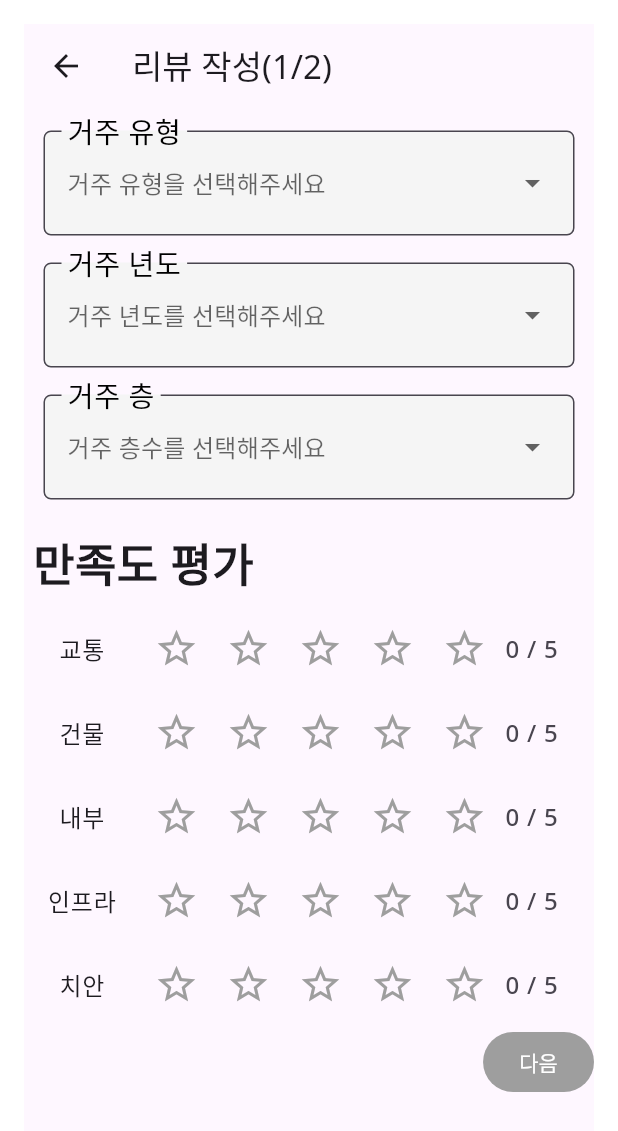
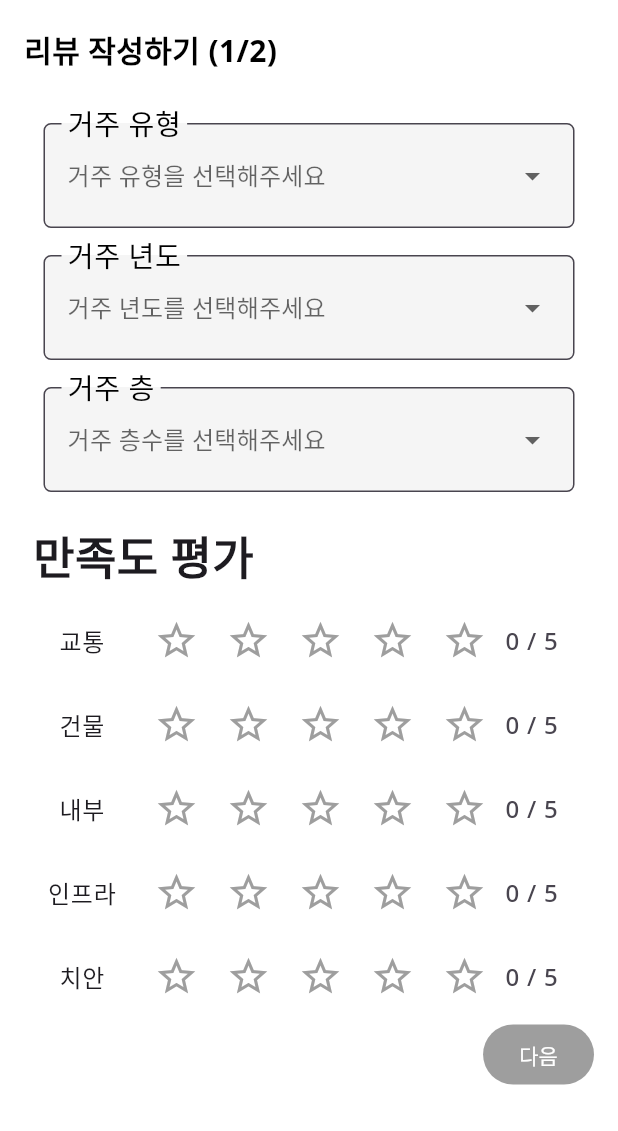
Before and after one commit to smyang0220/Houscore, a Flutter app: the RootTab screen opened directly, item 3 of the bottom bar chosen, after a tap on "수정", on a phone screen of 412 x 824 dp. Shown: the top 1131 px of the screen. Run offline on Flutter 3.47's test engine with Material 3 defaults, Android fonts, the phone set to English and light mode, and no system bars; our stand-ins replace animated_text_kit, dio, fl_chart, flutter_riverpod, flutter_secure_storage, flutter_svg and 2 more; missing offline and left inert: confirmation_success, kakao_flutter_sdk_user; accounts and stored records are empty; generated files the repository leaves out were written again.

Commit message:
Style: 구조 조정

```diff
--- a/Mobile/houscore/lib/building/view/api_test_screen.dart
+++ b/Mobile/houscore/lib/building/view/api_test_screen.dart
@@ -34,7 +34,6 @@ class _ApiTestScreenState extends ConsumerState<ApiTestScreen> {
   @override
   Widget build(BuildContext context) {
     final data = ref.watch(buildingProvider);
-    print("야호");
 
     // 완전 처음 로딩일때
     if (data is CursorPaginationLoading) {
--- a/Mobile/houscore/lib/review/component/my_review_card.dart
+++ b/Mobile/houscore/lib/review/component/my_review_card.dart
@@ -1,8 +1,8 @@
 import 'package:flutter/cupertino.dart';
 import 'package:flutter/material.dart';
 import 'package:flutter/widgets.dart';
+import 'package:houscore/review/view/create_review.dart';
 import 'package:houscore/review/view/delete_confirmed.dart';
-import 'package:houscore/review/view/update_review.dart';
 
 class MyReviewCard extends StatelessWidget {
   final String address;
@@ -113,7 +113,8 @@ class MyReviewCard extends StatelessWidget {
                         Navigator.push(
                           context,
                           MaterialPageRoute(
-                              builder: (context) => UpdateReview()),
+                              builder: (context) => CreateReview()),
+                          //TODO upodate로 바꾸기
                         );
                       },
                       child: Text('수정'),
--- a/Mobile/houscore/lib/review/component/my_reviews.dart
+++ /dev/null
@@ -1,60 +0,0 @@
-import 'package:flutter/material.dart';
-import 'package:houscore/review/component/my_review_card.dart';
-import 'package:houscore/review/component/review_card.dart';
-
-class MyReview extends StatelessWidget {
-  final List<Map<String, dynamic>> reviewsWithImages;
-  final VoidCallback onViewAll;
-
-  const MyReview({
-    Key? key,
-    required this.reviewsWithImages,
-    required this.onViewAll,
-  }) : super(key: key);
-
-  @override
-  Widget build(BuildContext context) {
-    return Padding(
-      padding: EdgeInsets.symmetric(vertical: 2),
-      child: Column(
-        mainAxisAlignment: MainAxisAlignment.start,
-        children: [
-          Padding(
-            padding: const EdgeInsets.only(bottom: 8.0),
-            child: Row(
-              mainAxisAlignment: MainAxisAlignment.spaceBetween,
-              crossAxisAlignment: CrossAxisAlignment.center,
-              children: [
-                Row(
-                  children: [
-                    Text(
-                      '내가 쓴 리뷰',
-                      style: TextStyle(
-                        fontFamily: 'NotoSans',
-                        fontSize: 20,
-                        fontWeight: FontWeight.bold,
-                        color: Colors.black,
-                      ),
-                    ),
-                  ],
-                ),
-              ],
-            ),
-          ),
-          Column(
-            children: reviewsWithImages
-                .map((review) => MyReviewCard(
-                      address: review['address'],
-                      userRating: review['userRating'],
-                      aiRating: review['aiRating'],
-                      like: review['like'],
-                      dislike: review['dislike'],
-                      imageUrl: review['imageUrl'],
-                    ))
-                .toList(),
-          ),
-        ],
-      ),
-    );
-  }
-}
--- a/Mobile/houscore/lib/review/view/create_review.dart
+++ b/Mobile/houscore/lib/review/view/create_review.dart
@@ -16,7 +16,12 @@ class _CreateReviewState extends State<CreateReview> {
   String? floorValue;
   Map<String, int> ratings = {};
 
-  bool get isButtonEnabled => typeValue != null && yearValue != null && floorValue != null && ratings.length == categories.length && ratings.values.every((rating) => rating != 0);
+  bool get isButtonEnabled =>
+      typeValue != null &&
+      yearValue != null &&
+      floorValue != null &&
+      ratings.length == categories.length &&
+      ratings.values.every((rating) => rating != 0);
 
   void _updateTypeValue(String? newValue) {
     setState(() {
@@ -45,14 +50,35 @@ class _CreateReviewState extends State<CreateReview> {
   @override
   Widget build(BuildContext context) {
     return DefaultLayout(
-      child: Scaffold(
-        appBar: AppBar(title: Text('리뷰 작성(1/2)')),
-        body: SingleChildScrollView(
-          child: Center(
+      child: SafeArea(
+        child: SingleChildScrollView(
           child: Column(
             mainAxisAlignment: MainAxisAlignment.center,
+            crossAxisAlignment: CrossAxisAlignment.center,
             children: [
-                SizedBox(height: 12),
+              Padding(
+                padding: const EdgeInsets.symmetric(vertical: 2),
+                child: Row(
+                  mainAxisAlignment: MainAxisAlignment.spaceBetween,
+                  crossAxisAlignment: CrossAxisAlignment.center,
+                  children: [
+                    Row(
+                      children: [
+                        Text(
+                          '리뷰 작성하기 (1/2)',
+                          style: TextStyle(
+                            fontFamily: 'NotoSans',
+                            fontSize: 20,
+                            fontWeight: FontWeight.bold,
+                            color: Colors.black,
+                          ),
+                        ),
+                      ],
+                    ),
+                  ],
+                ),
+              ),
+              SizedBox(height: 30),
               Padding(
                 padding: const EdgeInsets.all(3.0),
                 child: DropdownType(
@@ -98,9 +124,12 @@ class _CreateReviewState extends State<CreateReview> {
                 children: [
                   SizedBox(width: 20),
                   ElevatedButton(
-                      onPressed:
-                      isButtonEnabled ? () => Navigator.push(context,
-                          MaterialPageRoute(builder: (context) => CreateReviewdetail())) : null,
+                    onPressed: isButtonEnabled
+                        ? () => Navigator.push(
+                            context,
+                            MaterialPageRoute(
+                                builder: (context) => CreateReviewdetail()))
+                        : null,
                     style: ButtonStyle(
                       backgroundColor: MaterialStateProperty.resolveWith<Color>(
                         (Set<MaterialState> states) {
@@ -120,7 +149,6 @@ class _CreateReviewState extends State<CreateReview> {
           ),
         ),
       ),
-      ),
     );
   }
 }
--- a/Mobile/houscore/lib/review/view/my_review_list.dart
+++ b/Mobile/houscore/lib/review/view/my_review_list.dart
@@ -1,17 +1,9 @@
 import 'package:flutter/cupertino.dart';
 import 'package:flutter/material.dart';
 import 'package:flutter/widgets.dart';
-import 'package:flutter_svg/svg.dart';
 import 'package:houscore/common/layout/default_layout.dart';
-import 'package:houscore/review/component/my_reviews.dart';
-import 'package:houscore/review/component/photo_reviews.dart';
-import 'package:houscore/common/component/search_residences.dart';
-import 'package:houscore/common/const/color.dart';
 import 'package:houscore/common/const/design.dart';
-
-import '../../residence/component/ai_recommendation.dart';
-import '../../review/component/nearby_recent_reviews.dart';
-import '../../review/component/recent_reviews.dart';
+import 'package:houscore/review/component/my_review_card.dart';
 
 class MyReviewList extends StatefulWidget {
   const MyReviewList({Key? key}) : super(key: key);
@@ -20,7 +12,6 @@ class MyReviewList extends StatefulWidget {
   State<MyReviewList> createState() => _MyReviewListState();
 }
 
-// 더미 최근 검색 거주지
 class _MyReviewListState extends State<MyReviewList> {
 
   // 더비 리뷰 데이터
@@ -78,12 +69,40 @@ class _MyReviewListState extends State<MyReviewList> {
             mainAxisAlignment: MainAxisAlignment.start,
             crossAxisAlignment: CrossAxisAlignment.center,
             children: [
-              SizedBox(height: VERTICAL_GAP),
-              MyReview(
-                reviewsWithImages: reviewsWithImages,
-                onViewAll: () {
-                  // 전체 보기 시 다른 화면
-                },
+              Padding(
+                padding: const EdgeInsets.symmetric(vertical: 2),
+                child: Row(
+                  mainAxisAlignment: MainAxisAlignment.spaceBetween,
+                  crossAxisAlignment: CrossAxisAlignment.center,
+                  children: [
+                    Row(
+                      children: [
+                        Text(
+                          '내가 쓴 리뷰',
+                          style: TextStyle(
+                            fontFamily: 'NotoSans',
+                            fontSize: 20,
+                            fontWeight: FontWeight.bold,
+                            color: Colors.black,
+                          ),
+                        ),
+                      ],
+                    ),
+                  ],
+                ),
+              ),
+              SizedBox(height: 15),
+              Column(
+                children: reviewsWithImages
+                    .map((review) => MyReviewCard(
+                  address: review['address'],
+                  userRating: review['userRating'],
+                  aiRating: review['aiRating'],
+                  like: review['like'],
+                  dislike: review['dislike'],
+                  imageUrl: review['imageUrl'],
+                ))
+                    .toList(),
               ),
               // 최근 등록 리뷰
             ],
--- a/Mobile/houscore/lib/review/view/update_review.dart
+++ /dev/null
@@ -1,127 +0,0 @@
-import 'package:flutter/cupertino.dart';
-import 'package:flutter/material.dart';
-import 'package:houscore/common/layout/default_layout.dart';
-import 'package:houscore/review/view/update_reviewdetail.dart';
-import 'create_reviewdetail.dart';
-import 'package:houscore/review/component/review_rating.dart';
-import 'package:houscore/review/component/dropdown.dart';
-
-class UpdateReview extends StatefulWidget {
-  @override
-  _UpdateReviewState createState() => _UpdateReviewState();
-}
-
-class _UpdateReviewState extends State<UpdateReview> {
-  String? typeValue;
-  String? yearValue;
-  String? floorValue;
-  Map<String, int> ratings = {};
-
-  bool get isButtonEnabled => typeValue != null && yearValue != null && floorValue != null && ratings.length == categories.length && ratings.values.every((rating) => rating != 0);
-
-  void _updateTypeValue(String? newValue) {
-    setState(() {
-      typeValue = newValue;
-    });
-  }
-
-  void _updateYearValue(String? newValue) {
-    setState(() {
-      yearValue = newValue;
-    });
-  }
-
-  void _updateFloorValue(String? newValue) {
-    setState(() {
-      floorValue = newValue;
-    });
-  }
-
-  void _updateRating(String category, int newRating) {
-    setState(() {
-      ratings[category] = newRating;
-    });
-  }
-
-  @override
-  Widget build(BuildContext context) {
-    return DefaultLayout(
-      child: Scaffold(
-        appBar: AppBar(title: Text('리뷰 작성(1/2)')),
-        body: SingleChildScrollView( // SingleChildScrollView 추가
-          child: Center(
-            child: Column(
-              mainAxisAlignment: MainAxisAlignment.center,
-              children: [
-                SizedBox(height: 12),
-                Padding(
-                  padding: const EdgeInsets.all(3.0),
-                  child: DropdownType(
-                    value: typeValue,
-                    onChanged: _updateTypeValue,
-                  ),
-                ),
-                SizedBox(height: 12),
-                Padding(
-                  padding: const EdgeInsets.all(3.0),
-                  child: DropdownYear(
-                    value: yearValue,
-                    onChanged: _updateYearValue,
-                  ),
-                ),
-                SizedBox(height: 12),
-                Padding(
-                  padding: const EdgeInsets.all(3.0),
-                  child: DropdownFloor(
-                    value: floorValue,
-                    onChanged: _updateFloorValue,
-                  ),
-                ),
-                SizedBox(height: 12),
-                Container(
-                  alignment: Alignment.centerLeft,
-                  padding: EdgeInsets.all(6.0),
-                  child: Text(
-                    '만족도 평가',
-                    style: TextStyle(
-                      fontWeight: FontWeight.bold,
-                      fontSize: 30,
-                    ),
-                  ),
-                ),
-                Container(
-                  child: ReviewRating(
-                    onRatingUpdated: _updateRating,
-                  ),
-                ),
-                Row(
-                  mainAxisAlignment: MainAxisAlignment.spaceBetween,
-                  children: [
-                    SizedBox(width: 20),
-                    ElevatedButton(
-                      onPressed:
-                      isButtonEnabled ? () => Navigator.push(context,
-                          MaterialPageRoute(builder: (context) => UpdateReviewdetail())) : null,
-                      style: ButtonStyle(
-                        backgroundColor: MaterialStateProperty.resolveWith<Color>(
-                              (Set<MaterialState> states) {
-                            if (states.contains(MaterialState.disabled))
-                              return Colors.grey;
-                            return Colors.blue; // Default enabled color
-                          },
-                        ),
-                        foregroundColor:
-                        MaterialStateProperty.all<Color>(Colors.white),
-                      ),
-                      child: Text('다음'),
-                    ),
-                  ],
-                ),
-              ],
-            ),
-          ),
-        ),
-      ),
-    );
-  }
-}
--- a/Mobile/houscore/pubspec.yaml
+++ b/Mobile/houscore/pubspec.yaml
@@ -46,6 +46,7 @@ dependencies:
   confirmation_success: ^0.0.2
   image_picker: ^1.1.0
   animated_text_kit: ^4.2.2
+  dropdown_button2: ^2.3.8
 
 dev_dependencies:
   flutter_test:
```
Also changed, not shown: Mobile/houscore/lib/review/view/create_reviewdetail.dart (+14 -12 lines), Mobile/houscore/lib/review/view/update_reviewdetail.dart (deleted, +0 -147 lines), Mobile/houscore/pubspec.lock. Lines whose indentation alone changed are shown as unchanged.
